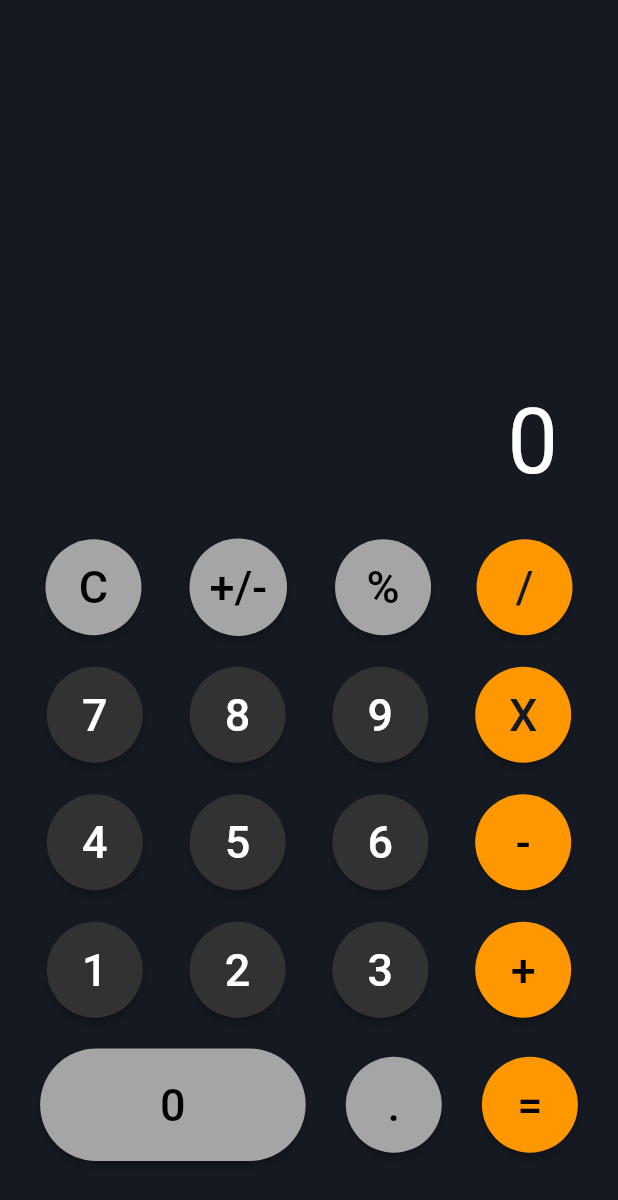
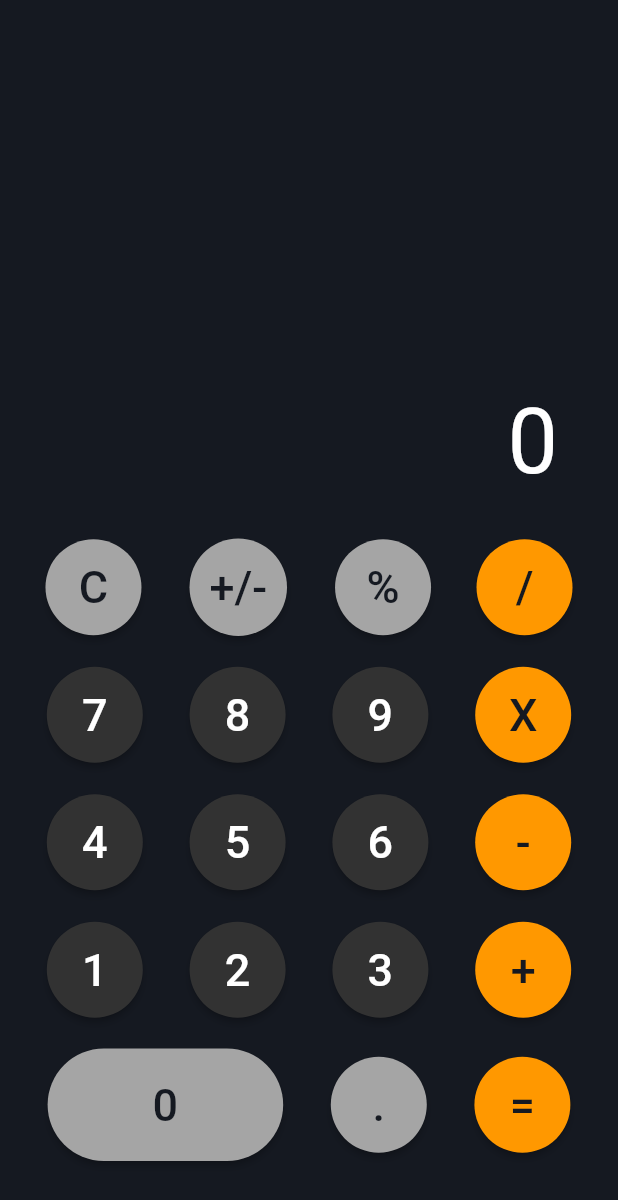
Before and after one commit to shahlaa1212/Calculator_App, a Flutter app: the screen it shows after launch, on a phone screen of 412 x 824 dp. Shown: the top 1200 px of the screen. Run offline on Flutter 3.47's test engine with Material 2 defaults, Android fonts, the phone set to English and light mode, and no system bars.

Commit message:
again refactering custom button calculator

```diff
--- a/lib/screen/calcutorScreen.dart
+++ b/lib/screen/calcutorScreen.dart
@@ -40,7 +40,7 @@ class _CalculatorScreen extends State<CalculatorScreen>{
                           colorNumber: AppColor.whiteColor,
                           fontSize: 60.0 ,
                           maxlines: 1,
-                          textAlign: TextAlign.right
+                          textAlign: TextAlign.right,
                       ),
                   ),
                 ],
@@ -49,45 +49,154 @@ class _CalculatorScreen extends State<CalculatorScreen>{
             Row(
               mainAxisAlignment: MainAxisAlignment.spaceEvenly,
               children: [
-                ButtonCalcutor("C", AppColor.specialButtonColor, Colors.black, 1),
-                ButtonCalcutor("+/-", AppColor.specialButtonColor, Colors.black, 1),
-                ButtonCalcutor("%", AppColor.specialButtonColor, Colors.black, 1),
-                ButtonCalcutor("/", AppColor.secondaryButtonColor, AppColor.blacktColor, 1),
+                ButtonCalcutor(
+                    btnText: "C",
+                    colorButton:AppColor.specialButtonColor,
+                    colorNumber:AppColor.blacktColor,
+                    num:1,
+                ),
+
+                ButtonCalcutor(
+                    btnText: "+/-",
+                    colorButton:AppColor.specialButtonColor,
+                    colorNumber:AppColor.blacktColor,
+                    num:1,
+                ),
+
+                ButtonCalcutor(
+                    btnText: "%",
+                    colorButton:AppColor.specialButtonColor,
+                    colorNumber:AppColor.blacktColor,
+                    num:1,
+                ),
+
+                ButtonCalcutor(
+                    btnText: "/",
+                    colorButton:AppColor.secondaryButtonColor,
+                    colorNumber:AppColor.blacktColor,
+                    num:1,
+                ),
               ],
             ),
             Row(
               mainAxisAlignment: MainAxisAlignment.spaceEvenly,
               children: [
-                ButtonCalcutor("7", AppColor.numbersButtonColor, AppColor.whiteColor, 1),
-                ButtonCalcutor("8", AppColor.numbersButtonColor,AppColor.whiteColor, 1),
-                ButtonCalcutor("9", AppColor.numbersButtonColor,AppColor.whiteColor, 1),
-                ButtonCalcutor("X", AppColor.secondaryButtonColor,AppColor.blacktColor, 1)
+                ButtonCalcutor(
+                    btnText:"7",
+                    colorButton:AppColor.numbersButtonColor,
+                    colorNumber:AppColor.whiteColor,
+                    num: 1,
+                ),
+
+                ButtonCalcutor(
+                    btnText:"8",
+                    colorButton:AppColor.numbersButtonColor,
+                    colorNumber:AppColor.whiteColor,
+                    num: 1,
+                ),
+
+                ButtonCalcutor(
+                    btnText:"9",
+                    colorButton:AppColor.numbersButtonColor,
+                    colorNumber:AppColor.whiteColor,
+                    num:1,
+                ),
+
+                ButtonCalcutor(
+                    btnText:"X",
+                    colorButton:AppColor.secondaryButtonColor,
+                    colorNumber: AppColor.blacktColor,
+                    num:1,
+                ),
               ],
             ),
             Row(
               mainAxisAlignment: MainAxisAlignment.spaceEvenly,
               children: [
-                ButtonCalcutor("4", AppColor.numbersButtonColor,AppColor.whiteColor, 1),
-                ButtonCalcutor("5", AppColor.numbersButtonColor,AppColor.whiteColor, 1),
-                ButtonCalcutor("6", AppColor.numbersButtonColor,AppColor.whiteColor, 1),
-                ButtonCalcutor("-", AppColor.secondaryButtonColor,Colors.black, 1),
+                ButtonCalcutor(
+                    btnText: "4",
+                    colorButton:AppColor.numbersButtonColor ,
+                    colorNumber:AppColor.whiteColor,
+                    num: 1,
+                ),
+
+                ButtonCalcutor(
+                    btnText: "5",
+                    colorButton:AppColor.numbersButtonColor,
+                    colorNumber:AppColor.whiteColor,
+                    num: 1,
+                ),
+
+                ButtonCalcutor(
+                    btnText: "6",
+                    colorButton:AppColor.numbersButtonColor,
+                    colorNumber:AppColor.whiteColor,
+                    num: 1,
+                ),
+
+                ButtonCalcutor(
+                    btnText:"-",
+                    colorButton:AppColor.secondaryButtonColor,
+                    colorNumber:AppColor.blacktColor,
+                    num: 1,
+                ),
               ],
             ),
             Row(
               mainAxisAlignment: MainAxisAlignment.spaceEvenly,
               children: [
-                ButtonCalcutor("1", AppColor.numbersButtonColor,AppColor.whiteColor, 1),
-                ButtonCalcutor("2", AppColor.numbersButtonColor,AppColor.whiteColor, 1),
-                ButtonCalcutor("3", AppColor.numbersButtonColor,AppColor.whiteColor, 1),
-                ButtonCalcutor("+", AppColor.secondaryButtonColor,Colors.black, 1),
+                ButtonCalcutor(
+                    btnText:"1",
+                    colorButton: AppColor.numbersButtonColor,
+                    colorNumber:AppColor.whiteColor,
+                    num: 1,
+                ),
+
+                ButtonCalcutor(
+                    btnText:"2",
+                    colorButton:AppColor.numbersButtonColor,
+                    colorNumber:AppColor.whiteColor,
+                    num: 1,
+                ),
+
+                ButtonCalcutor(
+                    btnText:"3",
+                    colorButton:AppColor.numbersButtonColor,
+                    colorNumber: AppColor.whiteColor,
+                    num: 1,
+                ),
+
+                ButtonCalcutor(
+                    btnText:"+",
+                    colorButton:AppColor.secondaryButtonColor,
+                    colorNumber:AppColor.blacktColor,
+                    num:1,
+                ),
               ],
             ),
             Row(
               mainAxisAlignment: MainAxisAlignment.spaceEvenly,
               children: [
-                ButtonCalcutor("0", Color(0xffa5a5a5),Colors.black, 0),
-                ButtonCalcutor(".", Color(0xffa5a5a5),Colors.black, 1),
-                ButtonCalcutor("=", AppColor.secondaryButtonColor,Colors.black, 1),
+                ButtonCalcutor(
+                    btnText:"0",
+                    colorButton:AppColor.specialButtonColor,
+                    colorNumber:AppColor.blacktColor,
+                    num:0,
+                ),
+
+                ButtonCalcutor(
+                    btnText:".",
+                    colorButton:AppColor.specialButtonColor,
+                    colorNumber:AppColor.blacktColor,
+                    num: 1,
+                ),
+
+                ButtonCalcutor(
+                   btnText:"=",
+                   colorButton:AppColor.secondaryButtonColor,
+                   colorNumber:AppColor.blacktColor,
+                   num:1,
+                ),
               ],
             ),
           ],
--- a/lib/widget/cutsom_button_calculator.dart
+++ b/lib/widget/cutsom_button_calculator.dart
@@ -2,10 +2,12 @@ import 'package:flutter/material.dart';
 import 'custom_title.dart';
 
 Widget ButtonCalcutor(
-    String btnText,
-    Color color,
-    Color colorNumber,
-    int num,
+{
+    required String btnText,
+    required Color colorButton,
+    required Color colorNumber,
+    required int num,
+ }
 )
 {
   Container container;
@@ -15,8 +17,8 @@ Widget ButtonCalcutor(
       padding: EdgeInsets.only(bottom: 20),
       child: ElevatedButton(
         style: ElevatedButton.styleFrom(
-          primary: color,
-          padding: EdgeInsets.only(left: 80, top: 20, right: 80, bottom: 20),
+          primary: colorButton,
+          padding: EdgeInsets.only(left: 70, top: 20, right: 70, bottom: 20),
           shape: StadiumBorder(),
         ),
         onPressed: () {},
@@ -24,7 +26,7 @@ Widget ButtonCalcutor(
             btnText: btnText,
             colorNumber: colorNumber,
             fontSize: 30.0
-        ),
+        )
       ),
     );
   }
@@ -33,7 +35,7 @@ Widget ButtonCalcutor(
       padding: EdgeInsets.only(bottom: 20),
       child: ElevatedButton(
         style: ElevatedButton.styleFrom(
-          primary: color,
+          primary: colorButton,
           padding: EdgeInsets.all(15),
           shape: CircleBorder(),
         ),
```
Also changed, not shown: lib/controller/operations.dart (added).
